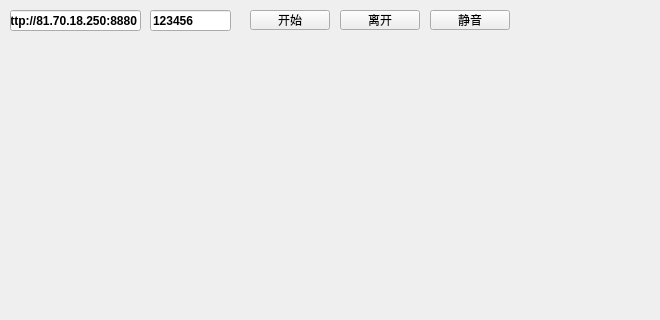
First picture: the form in examples/p2ps/p2ps/mainwindow.ui, repository yangkun19921001/OpenRTCClient, before the edit; both pictures show x 0 to 660 and y 0 to 320 of the 1287 by 720 pixel window.
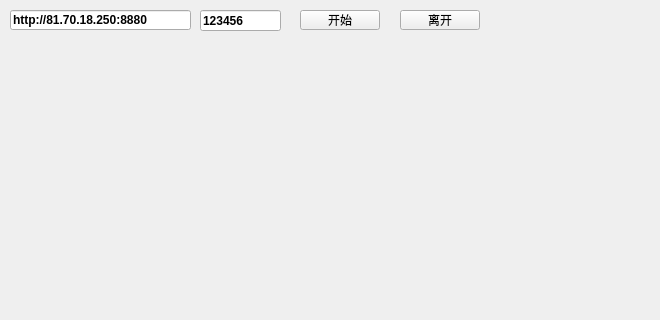
Second picture: the form after the edit.

What changed in the file:
```diff
--- a/examples/p2ps/p2ps/mainwindow.ui
+++ b/examples/p2ps/p2ps/mainwindow.ui
@@ -17,7 +17,7 @@
    <widget class="QPushButton" name="connect">
     <property name="geometry">
      <rect>
-      <x>250</x>
+      <x>300</x>
       <y>10</y>
       <width>80</width>
       <height>20</height>
@@ -30,7 +30,7 @@
    <widget class="QPushButton" name="exit">
     <property name="geometry">
      <rect>
-      <x>340</x>
+      <x>400</x>
       <y>10</y>
       <width>80</width>
       <height>20</height>
@@ -45,8 +45,8 @@
      <rect>
       <x>10</x>
       <y>10</y>
-      <width>131</width>
-      <height>21</height>
+      <width>181</width>
+      <height>20</height>
      </rect>
     </property>
     <property name="font">
@@ -69,23 +69,10 @@
     </property>
     <layout class="QGridLayout" name="gridLayout" rowminimumheight="0"/>
    </widget>
-   <widget class="QPushButton" name="mute">
-    <property name="geometry">
-     <rect>
-      <x>430</x>
-      <y>10</y>
-      <width>80</width>
-      <height>20</height>
-     </rect>
-    </property>
-    <property name="text">
-     <string>静音</string>
-    </property>
-   </widget>
    <widget class="QLineEdit" name="roomId">
     <property name="geometry">
      <rect>
-      <x>150</x>
+      <x>200</x>
       <y>10</y>
       <width>81</width>
       <height>21</height>
```
Left out of the diff: 2 changed lines with no effect on the pictures.
